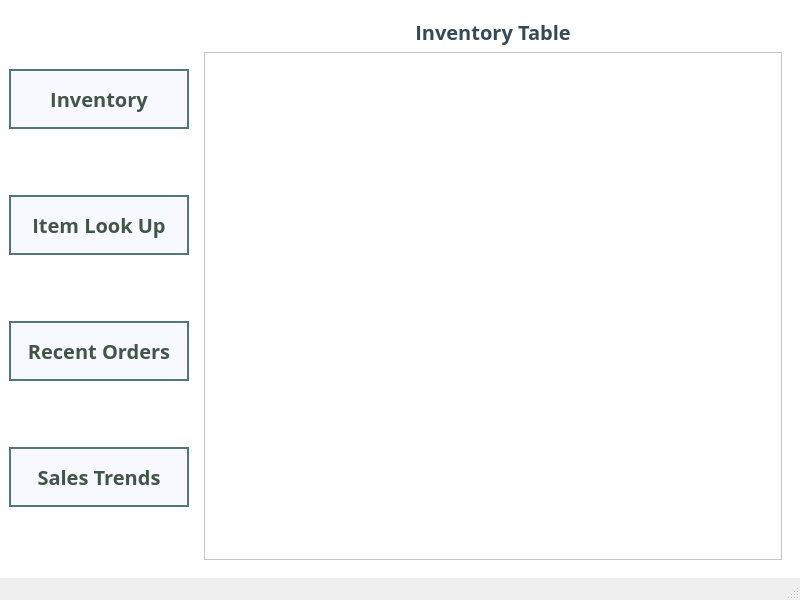
First picture: the form in Order66Inventory/mainwindow.ui, repository josephtrandev/COMS4103_Project, before the edit.
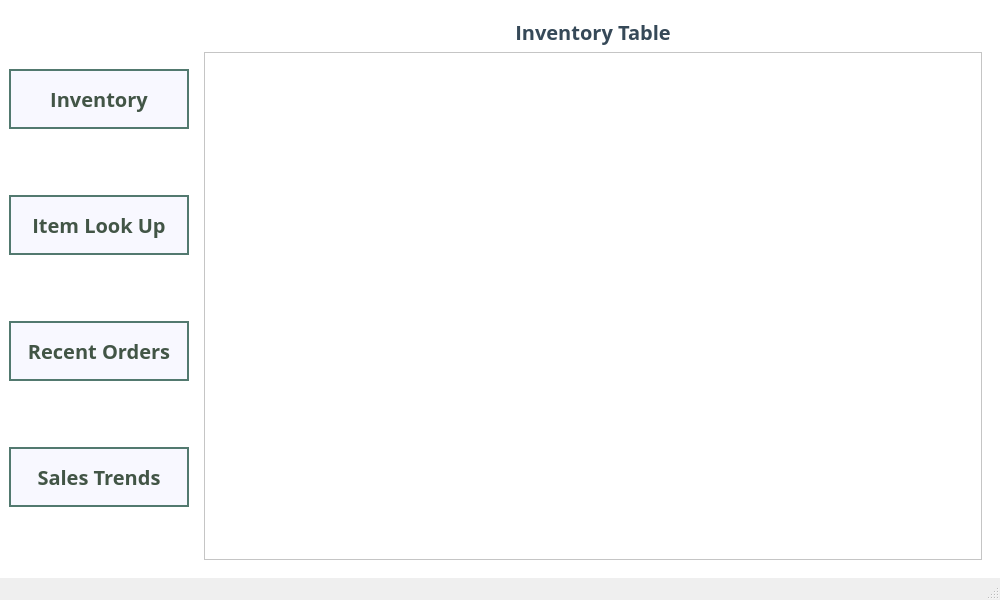
Second picture: the form after the edit.

The edit to the form file:
```diff
--- a/Order66Inventory/mainwindow.ui
+++ b/Order66Inventory/mainwindow.ui
@@ -6,10 +6,22 @@
    <rect>
     <x>0</x>
     <y>0</y>
-    <width>800</width>
+    <width>1000</width>
     <height>600</height>
    </rect>
   </property>
+  <property name="sizePolicy">
+   <sizepolicy hsizetype="Minimum" vsizetype="Preferred">
+    <horstretch>0</horstretch>
+    <verstretch>0</verstretch>
+   </sizepolicy>
+  </property>
+  <property name="minimumSize">
+   <size>
+    <width>1000</width>
+    <height>0</height>
+   </size>
+  </property>
   <property name="windowTitle">
    <string>MainWindow</string>
   </property>
@@ -36,8 +48,19 @@
           <item row="1" column="0">
            <widget class="QTableView" name="inventoryTable">
             <property name="styleSheet">
-             <string notr="true"/>
+             <string notr="true">QHeaderView{
+	font-size: 14px;
+	font-weight: bold;
+	background-color: #C8C8C8;
+	padding: 8px;
+}</string>
             </property>
+            <attribute name="horizontalHeaderMinimumSectionSize">
+             <number>50</number>
+            </attribute>
+            <attribute name="verticalHeaderMinimumSectionSize">
+             <number>28</number>
+            </attribute>
            </widget>
           </item>
           <item row="0" column="0">
```
Left out of the diff: 2 changed lines with no effect on the pictures.
